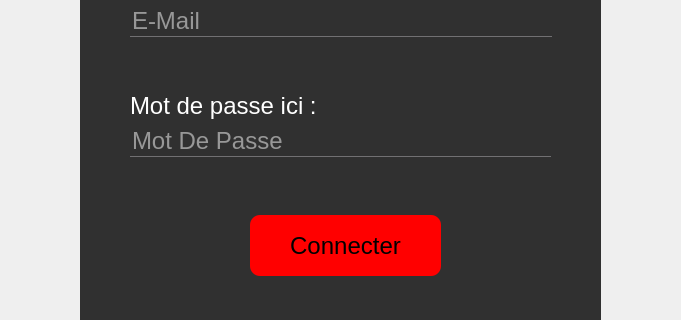
This is policestation.ui in nefissaKhiari/Smart_Plolice_Station as Qt 5 draws it before an edit; both pictures show x 413 to 1094 and y 335 to 655 of the 1500 by 750 pixel window. The edited form follows.
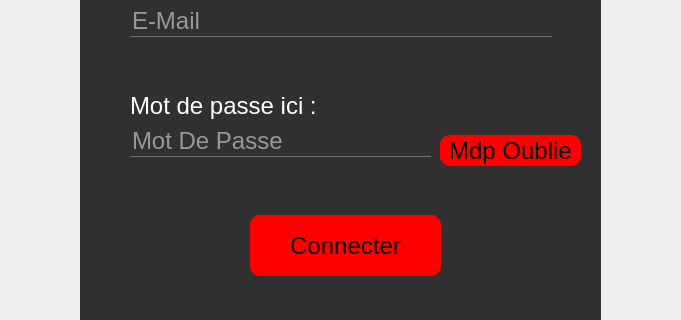
This is the edited form. The open tabs and pages were chosen to show the change. Icons and pictures are not drawn.

The edit to the form file:
```diff
--- a/policestation.ui
+++ b/policestation.ui
@@ -190,7 +190,7 @@
         <rect>
          <x>50</x>
          <y>370</y>
-         <width>421</width>
+         <width>301</width>
          <height>32</height>
         </rect>
        </property>
@@ -236,6 +236,53 @@
         <string>Mot de passe ici :</string>
        </property>
       </widget>
+      <widget class="QPushButton" name="pushButton_6">
+       <property name="geometry">
+        <rect>
+         <x>360</x>
+         <y>380</y>
+         <width>141</width>
+         <height>31</height>
+        </rect>
+       </property>
+       <property name="text">
+        <string>Mdp Oublie</string>
+       </property>
+      </widget>
+      <widget class="QLabel" name="L_Alertemdp">
+       <property name="geometry">
+        <rect>
+         <x>0</x>
+         <y>410</y>
+         <width>521</width>
+         <height>31</height>
+        </rect>
+       </property>
+       <property name="styleSheet">
+        <string notr="true">background: transparent;
+font-size: 10px;</string>
+       </property>
+       <property name="text">
+        <string/>
+       </property>
+      </widget>
+      <widget class="QLabel" name="L_AlerteMail">
+       <property name="geometry">
+        <rect>
+         <x>0</x>
+         <y>290</y>
+         <width>521</width>
+         <height>31</height>
+        </rect>
+       </property>
+       <property name="styleSheet">
+        <string notr="true">background: transparent;
+font-size: 10px;</string>
+       </property>
+       <property name="text">
+        <string/>
+       </property>
+      </widget>
      </widget>
      <zorder>frame_11</zorder>
      <zorder>toolButton_14</zorder>
```
Left out of the diff: 25 changed lines with no effect on the pictures.
